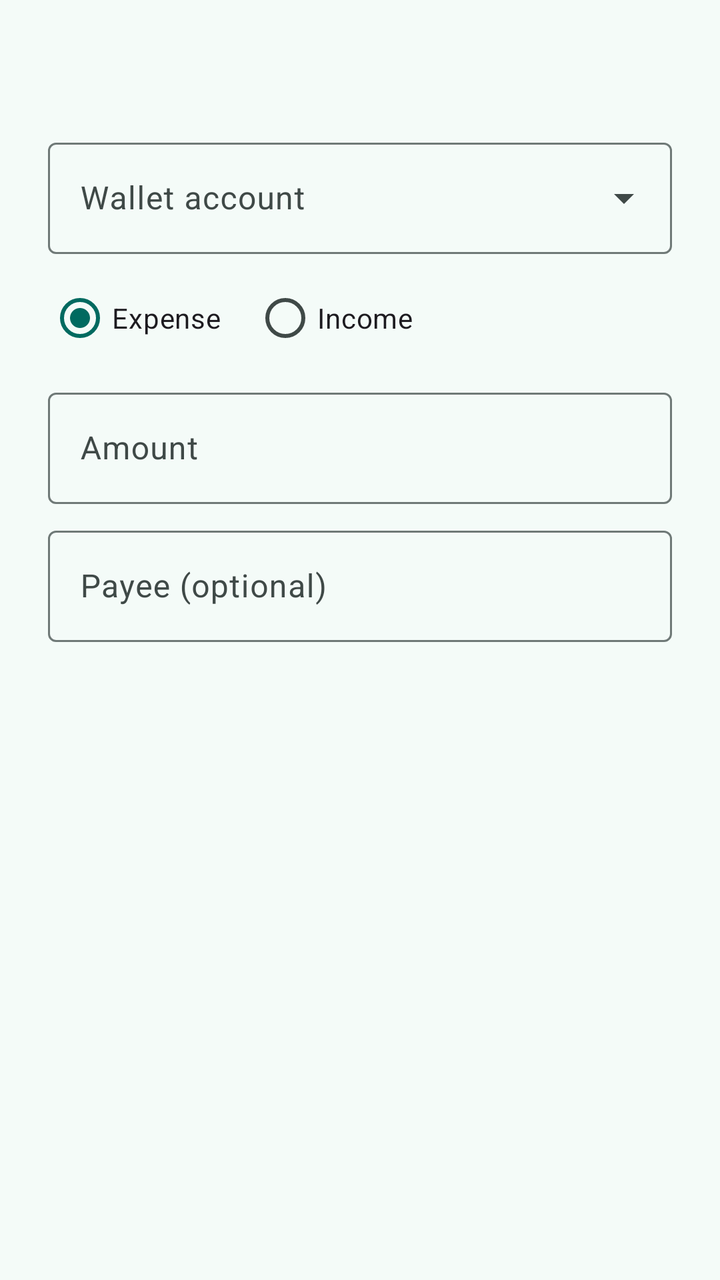
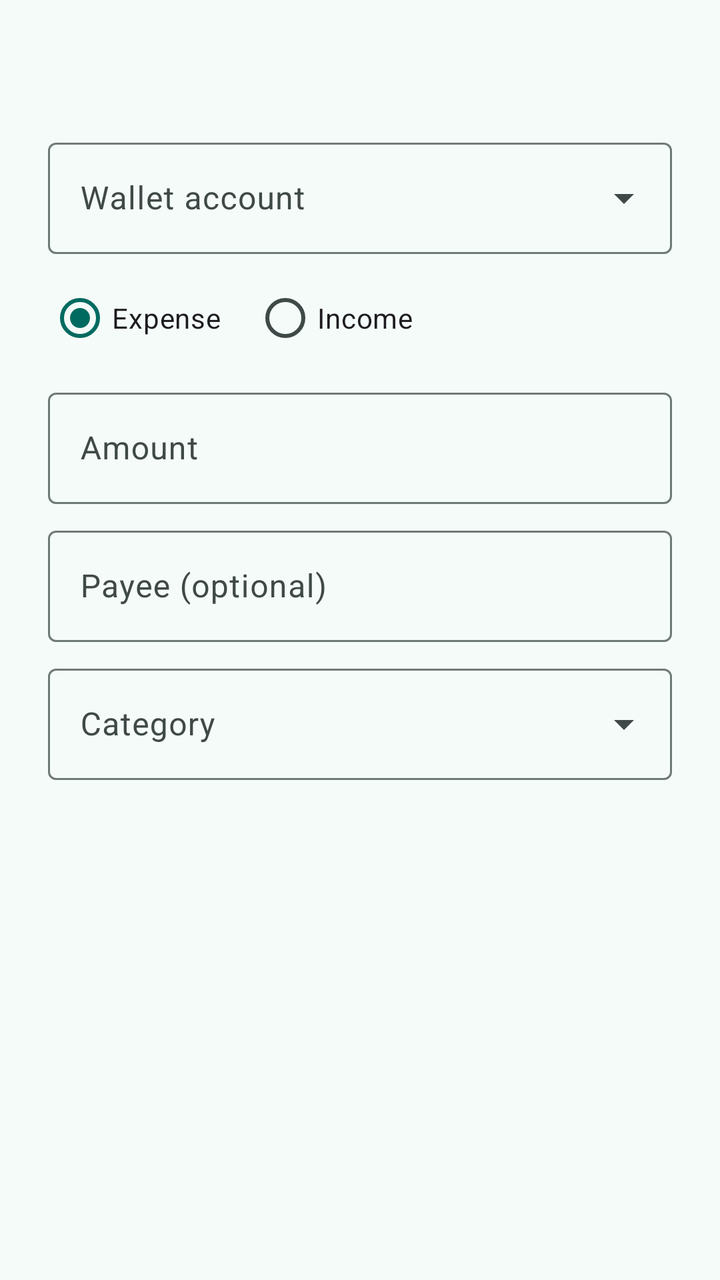

Before-and-after screenshots of an Android layout around one commit, followed by the original layout XML and the change that was made.
<!-- AndroidManifest.xml: application theme Theme.BankSync -->
<!-- res/layout/dialog_fix.xml -->
<?xml version="1.0" encoding="utf-8"?>
<LinearLayout xmlns:android="http://schemas.android.com/apk/res/android"
    xmlns:app="http://schemas.android.com/apk/res-auto"
    android:layout_width="match_parent"
    android:layout_height="wrap_content"
    android:orientation="vertical"
    android:paddingStart="24dp"
    android:paddingTop="8dp"
    android:paddingEnd="24dp">

    <TextView
        android:id="@+id/fixOriginal"
        android:layout_width="match_parent"
        android:layout_height="wrap_content"
        android:textAppearance="?attr/textAppearanceBodyMedium"
        android:textColor="?attr/colorOnSurfaceVariant" />

    <TextView
        android:id="@+id/fixReason"
        android:layout_width="match_parent"
        android:layout_height="wrap_content"
        android:layout_marginTop="8dp"
        android:textAppearance="?attr/textAppearanceBodyMedium" />

    <com.google.android.material.textfield.TextInputLayout
        style="@style/Widget.Material3.TextInputLayout.OutlinedBox.ExposedDropdownMenu"
        android:layout_width="match_parent"
        android:layout_height="wrap_content"
        android:layout_marginTop="12dp"
        android:hint="Wallet account">

        <com.google.android.material.textfield.MaterialAutoCompleteTextView
            android:id="@+id/fixAccount"
            android:layout_width="match_parent"
            android:layout_height="wrap_content"
            android:inputType="none" />
    </com.google.android.material.textfield.TextInputLayout>

    <RadioGroup
        android:id="@+id/fixKind"
        android:layout_width="match_parent"
        android:layout_height="wrap_content"
        android:layout_marginTop="8dp"
        android:orientation="horizontal">

        <RadioButton
            android:id="@+id/fixExpense"
            android:layout_width="wrap_content"
            android:layout_height="wrap_content"
            android:checked="true"
            android:text="Expense" />

        <RadioButton
            android:id="@+id/fixIncome"
            android:layout_width="wrap_content"
            android:layout_height="wrap_content"
            android:layout_marginStart="16dp"
            android:text="Income" />
    </RadioGroup>

    <com.google.android.material.textfield.TextInputLayout
        android:id="@+id/fixAmountLayout"
        style="@style/Widget.Material3.TextInputLayout.OutlinedBox"
        android:layout_width="match_parent"
        android:layout_height="wrap_content"
        android:layout_marginTop="8dp"
        android:hint="Amount">

        <com.google.android.material.textfield.TextInputEditText
            android:id="@+id/fixAmount"
            android:layout_width="match_parent"
            android:layout_height="wrap_content"
            android:inputType="numberDecimal" />
    </com.google.android.material.textfield.TextInputLayout>

    <com.google.android.material.textfield.TextInputLayout
        style="@style/Widget.Material3.TextInputLayout.OutlinedBox"
        android:layout_width="match_parent"
        android:layout_height="wrap_content"
        android:layout_marginTop="8dp"
        android:hint="Payee (optional)">

        <com.google.android.material.textfield.TextInputEditText
            android:id="@+id/fixPayee"
            android:layout_width="match_parent"
            android:layout_height="wrap_content"
            android:inputType="textCapWords" />
    </com.google.android.material.textfield.TextInputLayout>
</LinearLayout>
<!-- resources referenced by this layout -->
<resources>
  <style name="Theme.BankSync" parent="Theme.Material3.DayNight.NoActionBar">
          <item name="colorPrimary">#006A60</item>
          <item name="colorOnPrimary">#FFFFFF</item>
          <item name="colorPrimaryContainer">#74F8E5</item>
          <item name="colorOnPrimaryContainer">#00201C</item>
          <item name="colorSecondary">#4A635F</item>
          <item name="colorOnSecondary">#FFFFFF</item>
          <item name="colorSecondaryContainer">#CCE8E2</item>
          <item name="colorOnSecondaryContainer">#05201C</item>
          <item name="colorTertiary">#456179</item>
          <item name="colorOnTertiary">#FFFFFF</item>
          <item name="colorTertiaryContainer">#CCE5FF</item>
          <item name="colorOnTertiaryContainer">#001E31</item>
          <item name="colorError">#BA1A1A</item>
          <item name="colorOnError">#FFFFFF</item>
          <item name="colorErrorContainer">#FFDAD6</item>
          <item name="colorOnErrorContainer">#410002</item>
          <item name="android:colorBackground">#F4FBF8</item>
          <item name="colorOnBackground">#161D1C</item>
          <item name="colorSurface">#F4FBF8</item>
          <item name="colorOnSurface">#161D1C</item>
          <item name="colorSurfaceVariant">#DAE5E1</item>
          <item name="colorOnSurfaceVariant">#3F4947</item>
          <item name="colorOutline">#6F7977</item>
          <item name="colorOutlineVariant">#BEC9C6</item>
          <item name="colorSurfaceContainerLowest">#FFFFFF</item>
          <item name="colorSurfaceContainerLow">#EEF5F2</item>
          <item name="colorSurfaceContainer">#E9EFEC</item>
          <item name="colorSurfaceContainerHigh">#E3EAE7</item>
          <item name="colorSurfaceContainerHighest">#DDE4E1</item>
          <item name="colorSurfaceDim">#D5DBD9</item>
          <item name="colorSurfaceBright">#F4FBF8</item>
          <item name="colorSurfaceInverse">#2B3230</item>
          <item name="colorOnSurfaceInverse">#ECF2EF</item>
          <item name="colorPrimaryInverse">#53DBC9</item>
          <item name="android:statusBarColor">@android:color/transparent</item>
          <item name="android:navigationBarColor">@android:color/transparent</item>
          <item name="android:windowLightStatusBar">true</item>
          <item name="materialCardViewStyle">@style/Widget.BankSync.Card</item>
          <item name="shapeAppearanceCornerLarge">@style/ShapeAppearance.BankSync.Large</item>
          <item name="shapeAppearanceCornerExtraLarge">@style/ShapeAppearance.BankSync.ExtraLarge</item>
      </style>
  <style name="Widget.BankSync.Card" parent="Widget.Material3.CardView.Filled">
          <item name="cardBackgroundColor">?attr/colorSurfaceContainerLow</item>
          <item name="shapeAppearance">@style/ShapeAppearance.BankSync.Large</item>
      </style>
  <style name="ShapeAppearance.BankSync.Large" parent="ShapeAppearance.Material3.Corner.Large">
          <item name="cornerSize">20dp</item>
      </style>
  <style name="ShapeAppearance.BankSync.ExtraLarge" parent="ShapeAppearance.Material3.Corner.ExtraLarge">
          <item name="cornerSize">28dp</item>
      </style>
</resources>

<!-- the commit's change to res/layout/dialog_fix.xml (unified diff, before → after) -->
@@ -86,4 +86,35 @@
             android:layout_height="wrap_content"
             android:inputType="textCapWords" />
     </com.google.android.material.textfield.TextInputLayout>
+
+    <include layout="@layout/part_category" />
 </LinearLayout>
+<!-- res/layout/part_category.xml (included above) -->
+<?xml version="1.0" encoding="utf-8"?>
+<LinearLayout xmlns:android="http://schemas.android.com/apk/res/android"
+    android:layout_width="match_parent"
+    android:layout_height="wrap_content"
+    android:orientation="vertical">
+
+    <com.google.android.material.textfield.TextInputLayout
+        android:id="@+id/categoryLayout"
+        style="@style/Widget.Material3.TextInputLayout.OutlinedBox.ExposedDropdownMenu"
+        android:layout_width="match_parent"
+        android:layout_height="wrap_content"
+        android:layout_marginTop="8dp"
+        android:hint="Category">
+
+        <com.google.android.material.textfield.MaterialAutoCompleteTextView
+            android:id="@+id/categoryField"
+            android:layout_width="match_parent"
+            android:layout_height="wrap_content"
+            android:inputType="none" />
+    </com.google.android.material.textfield.TextInputLayout>
+
+    <com.google.android.material.checkbox.MaterialCheckBox
+        android:id="@+id/rememberBox"
+        android:layout_width="match_parent"
+        android:layout_height="wrap_content"
+        android:checked="true"
+        android:visibility="gone" />
+</LinearLayout>
